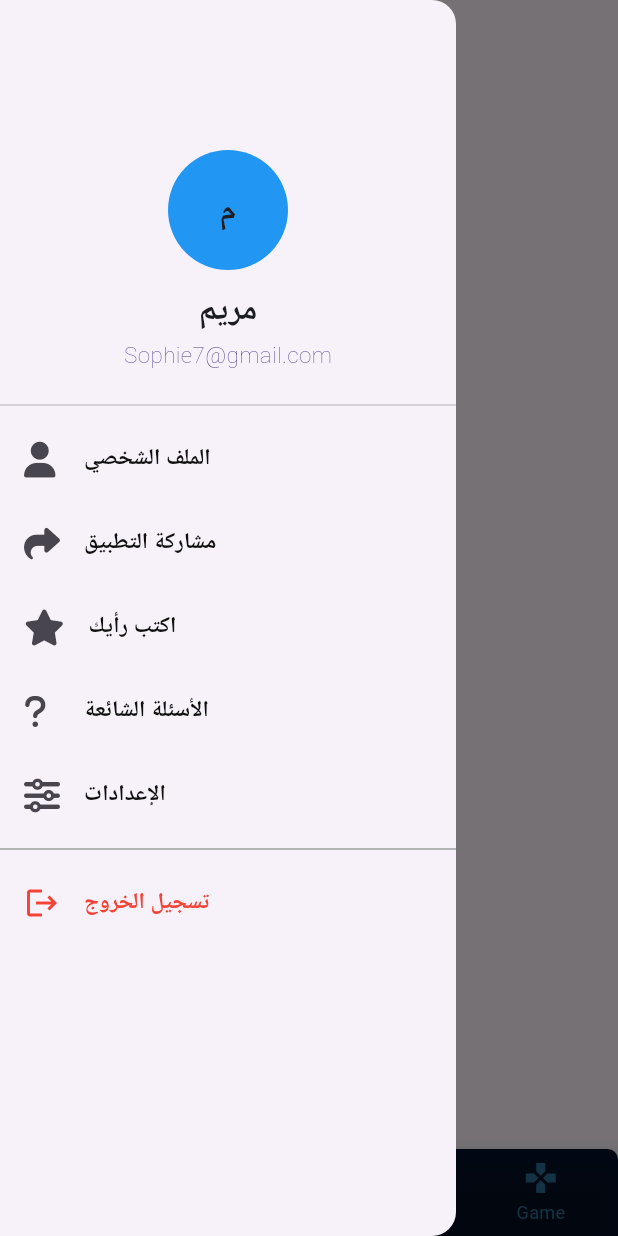
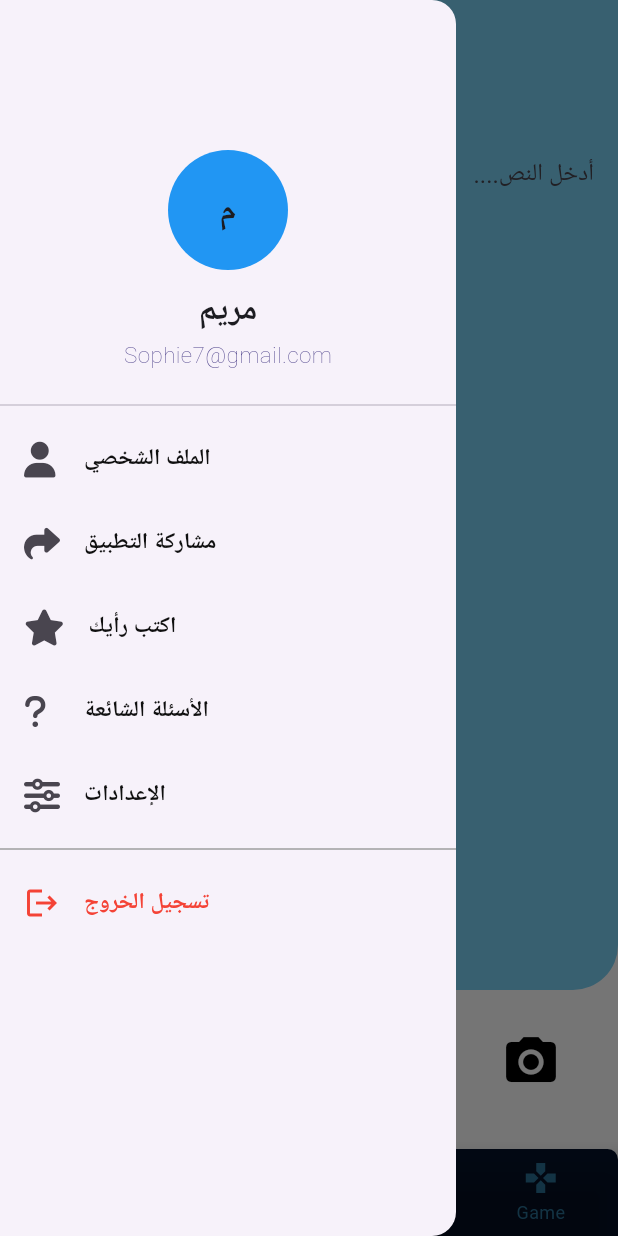
Before and after one commit to peterelia22/Dyslexia-Mate, a Flutter app: the TextToSpeechScreen screen opened by its route, with the side drawer open, on a phone screen of 412 x 824 dp. Run offline on Flutter 3.47's test engine with Material 3 defaults, Android fonts, the light colour scheme and no system bars; drawn by our look-alikes of showcaseview; our stand-ins replace audioplayers, awesome_snackbar_content, cloud_firestore, firebase_auth, firebase_core, flutter_tts and 7 more; missing offline and left inert: google_mlkit_text_recognition; accounts and stored records are empty; Roboto replaces fonts that are missing (Maqroo); project files that could hold a hidden picture were left out.

Commit message:
Text To Speech features

```diff
--- a/lib/features/text_to_speech/screens/text_to_speech_screen.dart
+++ b/lib/features/text_to_speech/screens/text_to_speech_screen.dart
@@ -1,13 +1,42 @@
 import 'package:flutter/material.dart';
+import 'package:get/get.dart';
+import '../controllers/text_to_speech_controller.dart';
+import '../widgets/custom_form_field.dart';
+import '../widgets/text_to_speech_screen_footer.dart';
 
 class TextToSpeechScreen extends StatelessWidget {
   const TextToSpeechScreen({super.key});
 
   @override
   Widget build(BuildContext context) {
-    return const Scaffold(
-      body: Center(
-        child: Text('Text to Speech Screen'),
+    final TextToSpeechController controller = Get.put(TextToSpeechController());
+    return Scaffold(
+      backgroundColor: Colors.white,
+      body: Column(
+        children: [
+          Expanded(
+            child: Container(
+              width: double.infinity,
+              decoration: const BoxDecoration(
+                color: Color(0xFF7AD1F5),
+                borderRadius: BorderRadius.only(
+                  bottomLeft: Radius.circular(30),
+                  bottomRight: Radius.circular(30),
+                ),
+              ),
+              padding: const EdgeInsets.all(16),
+              child: Column(
+                children: [
+                  const SizedBox(height: 75),
+                  CustomFormField(controller: controller.textController,)
+                ],
+              ),
+            ),
+          ),
+          const SizedBox(height: 20),
+          const TextToSpeechScreenFooter(),
+          const SizedBox(height: 30),
+        ],
       ),
     );
   }
--- /dev/null
+++ b/lib/features/text_to_speech/widgets/custom_form_field.dart
@@ -0,0 +1,28 @@
+import 'package:flutter/material.dart';
+
+class CustomFormField extends StatelessWidget {
+  final TextEditingController? controller;
+  final String? Function(String?)? validator;
+
+  const CustomFormField({super.key, this.controller, this.validator});
+
+  @override
+  Widget build(BuildContext context) {
+    return Directionality(
+      textDirection: TextDirection.rtl,
+      child: TextFormField(
+        cursorColor: Colors.black,
+        controller: controller,
+        maxLines: 20,
+        decoration: const InputDecoration(
+          contentPadding: EdgeInsets.symmetric(vertical: 13),
+          border: InputBorder.none,
+          enabledBorder: InputBorder.none,
+          focusedBorder: InputBorder.none,
+          hintText: "أدخل النص....",
+        ),
+        validator: validator,
+      ),
+    );
+  }
+}
--- /dev/null
+++ b/lib/features/text_to_speech/widgets/text_to_speech_screen_footer.dart
@@ -0,0 +1,41 @@
+import 'package:flutter/material.dart';
+import 'package:get/get.dart';
+import '../controllers/text_to_speech_controller.dart';
+
+class TextToSpeechScreenFooter extends StatelessWidget {
+  const TextToSpeechScreenFooter({super.key});
+
+  @override
+  Widget build(BuildContext context) {
+    final controller = Get.find<TextToSpeechController>();
+    return Padding(
+      padding: const EdgeInsets.symmetric(horizontal: 30),
+      child: Row(
+        children: [
+          IconButton(
+            onPressed: () {
+              controller.textReading();
+            },
+            icon: const Icon(
+              Icons.volume_up,
+              size: 40,
+              color: Colors.black,
+            ),
+          ),
+          const Spacer(),
+          IconButton(
+            onPressed: () async {
+              await controller.pickImage();
+              await controller.recognizeText();
+            },
+            icon: const Icon(
+              Icons.camera_alt,
+              size: 40,
+              color: Colors.black,
+            ),
+          )
+        ],
+      ),
+    );
+  }
+}
```
Also changed, not shown: lib/features/text_to_speech/controllers/text_to_speech_controller.dart (added, +97 -0 lines), pubspec.lock, 2 other files.
